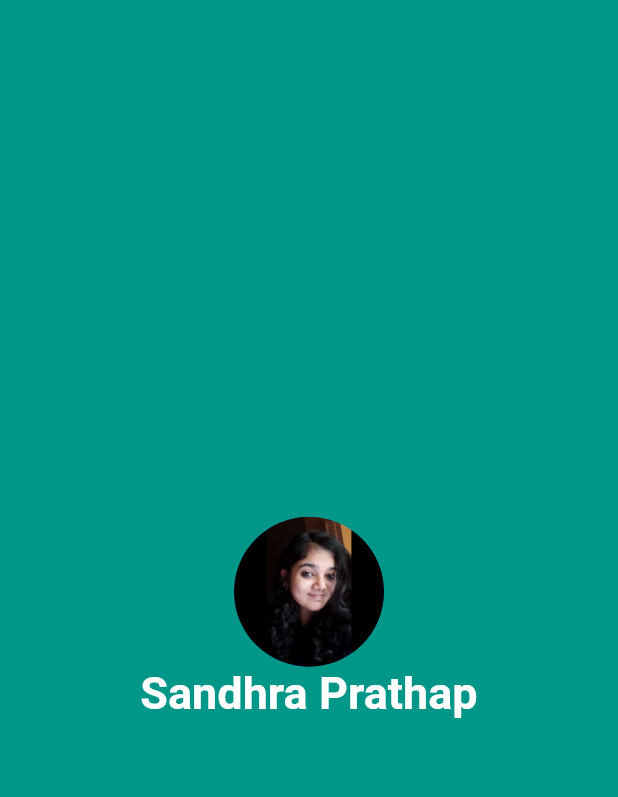
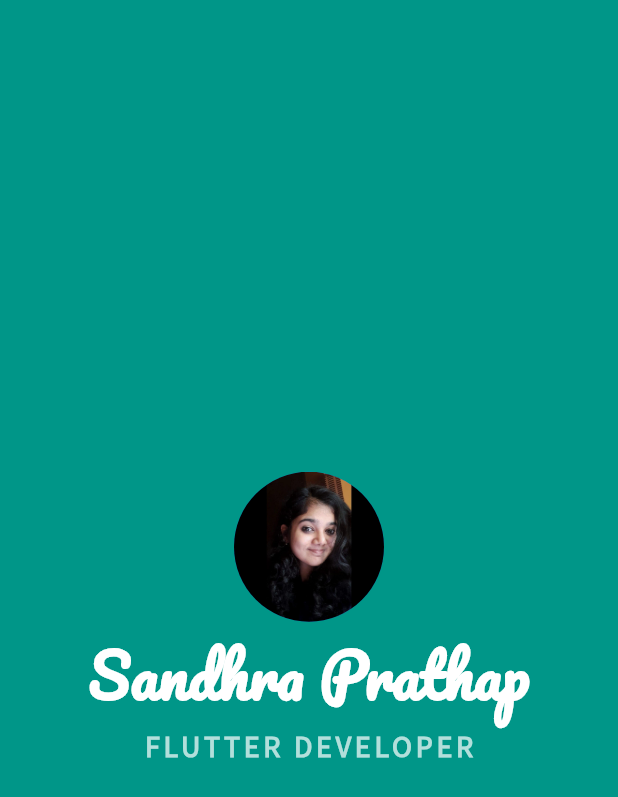
Before and after one commit to SandhraPrathap/flutterprojects, a Flutter app: the screen it shows after launch, on a phone screen of 412 x 824 dp. Shown: the top 797 px of the screen. Run offline on Flutter 3.47's test engine with Material 2 defaults, Android fonts, the phone set to English and light mode, and no system bars.

Commit message:
yes it worked

```diff
--- a/profileApp/lib/main.dart
+++ b/profileApp/lib/main.dart
@@ -16,16 +16,33 @@ class MyApp extends StatelessWidget {
         backgroundColor: Colors.teal,
         body: SafeArea(
             child: Center(
-              child: Column(mainAxisAlignment: MainAxisAlignment.center,
-          children:<Widget> [
+          child: Column(
+            mainAxisAlignment: MainAxisAlignment.center,
+            children: <Widget>[
               CircleAvatar(
                 radius: 50,
                 backgroundImage: AssetImage('images/dino.jpg'),
               ),
-              Text("Sandhra Prathap",style: TextStyle(fontSize: 30,color: Colors.white,fontWeight: FontWeight.bold),)
-          ],
-        ),
-            )),
+              Text(
+                "Sandhra Prathap",
+                style: TextStyle(
+                    fontSize: 40,
+                    color: Colors.white,
+                    fontWeight: FontWeight.bold,
+                    fontFamily: 'Pacifico'),
+              ),
+              Text(
+                "FLUTTER DEVELOPER",
+                style: TextStyle(
+                    fontSize: 20,
+                    color: Colors.teal[100],
+                    fontWeight: FontWeight.bold,
+                    fontFamily: 'SourceSansPro',
+                    letterSpacing: 2.5),
+              )
+            ],
+          ),
+        )),
       ),
     );
   }
```
Also changed, not shown: profileApp/pubspec.yaml (+9 -4 lines), profileApp/fonts/Pacifico-Regular.ttf (renamed from profileApp/font/Pacifico-Regular.ttf), profileApp/fonts/SourceSansPro-Regular.ttf (added).
